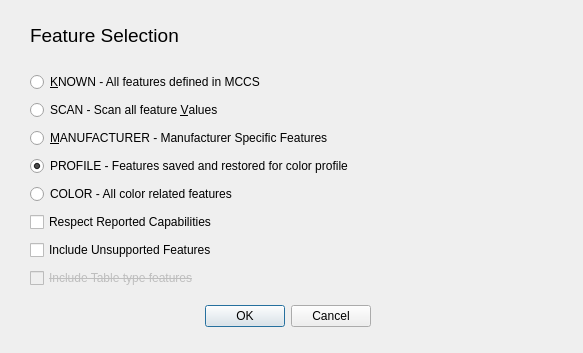
Above: src/option_dialogs/feature_selection_dialog.ui from rockowitz/ddcui before the change. Below: the same form after it.
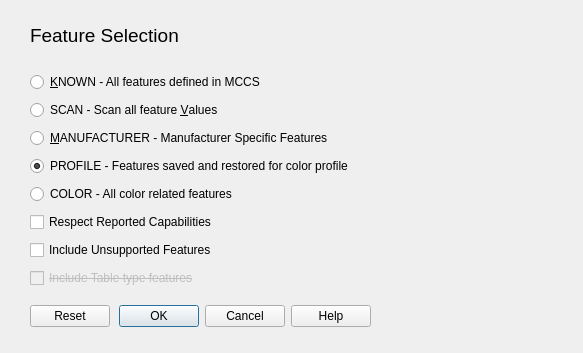
That is the form after the change.

Commit message: Initial Help implementation - implemented for Feature Selection and Other Options dialogs - fix crash when reading group Scan with Respect Capabilities turned off - debugging code - use SPEX-License-Identifier

Patch:
```diff
--- a/src/option_dialogs/feature_selection_dialog.ui
+++ b/src/option_dialogs/feature_selection_dialog.ui
@@ -26,7 +26,7 @@
     <enum>Qt::Horizontal</enum>
    </property>
    <property name="standardButtons">
-    <set>QDialogButtonBox::Cancel|QDialogButtonBox::Ok</set>
+    <set>QDialogButtonBox::Cancel|QDialogButtonBox::Help|QDialogButtonBox::Ok|QDialogButtonBox::Reset</set>
    </property>
   </widget>
   <widget class="QLabel" name="label">
```
The commit also changes 38 other files.
